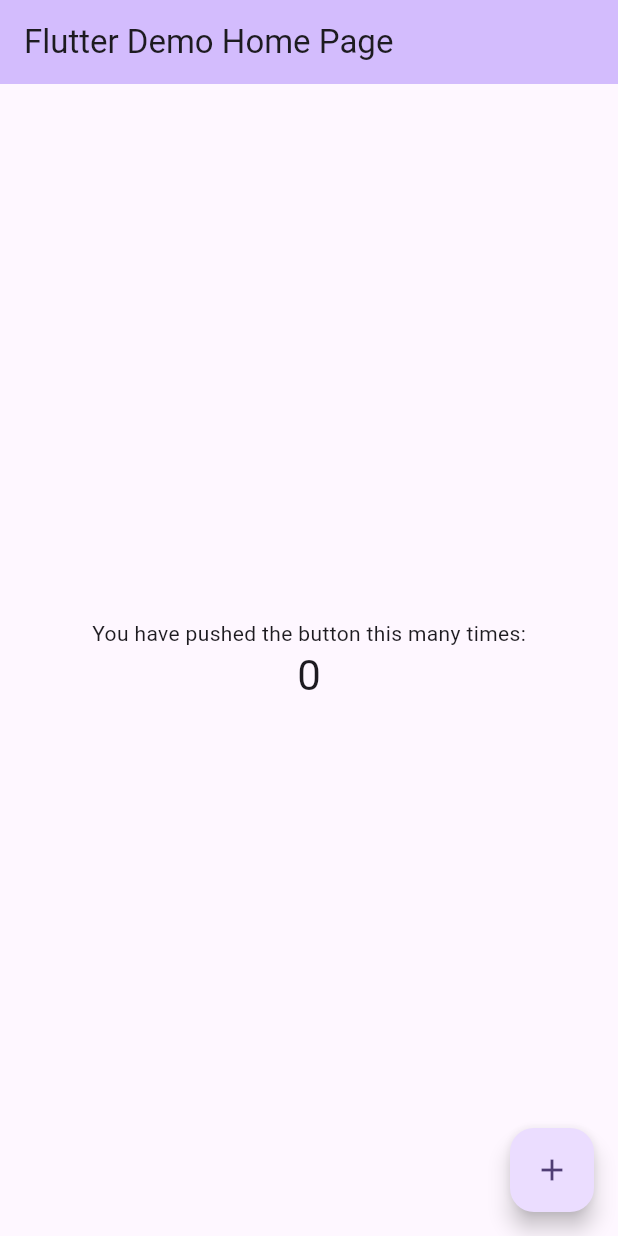
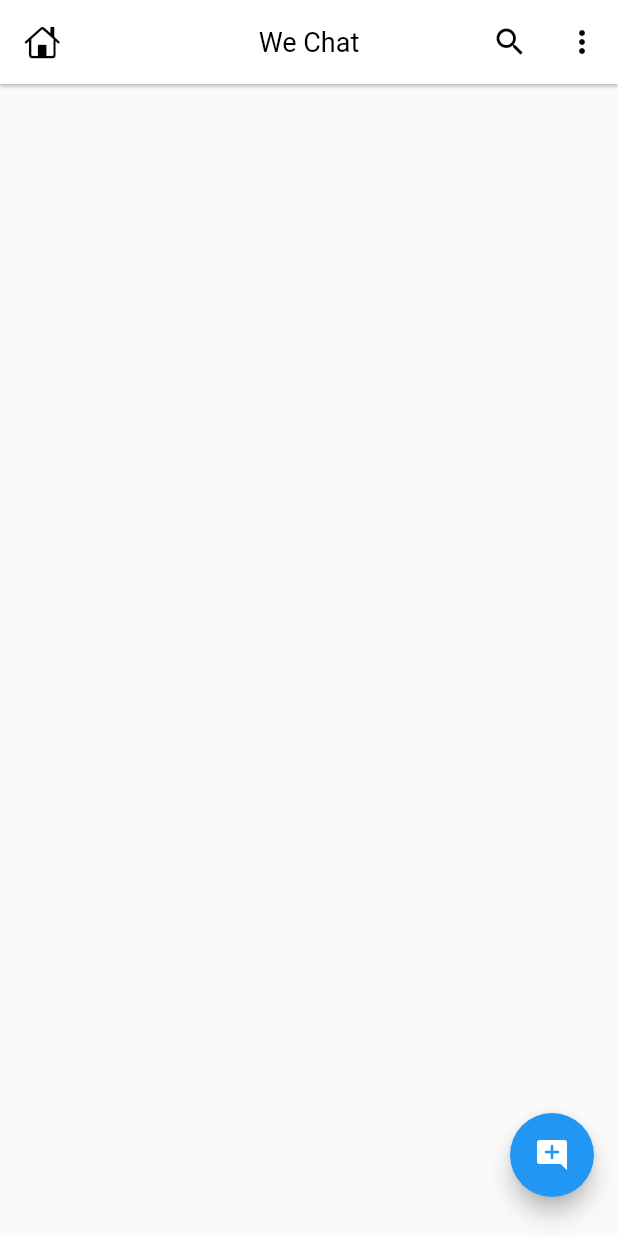
Before and after one commit to sangeeta2701/we-chat, a Flutter app: the screen it shows after launch, on a phone screen of 412 x 824 dp. Run offline on Flutter 3.47's test engine with Material 2 defaults, Android fonts, the phone set to English and light mode, and no system bars.

Commit message:
Home Screen Appbar

```diff
--- a/lib/main.dart
+++ b/lib/main.dart
@@ -1,4 +1,6 @@
 import 'package:flutter/material.dart';
+import 'package:we_chat_app/screens/home_screen.dart';
+import 'package:we_chat_app/utils/colors.dart';
 
 void main() {
   runApp(const MyApp());
@@ -11,115 +13,18 @@ class MyApp extends StatelessWidget {
   @override
   Widget build(BuildContext context) {
     return MaterialApp(
-      title: 'Flutter Demo',
+      debugShowCheckedModeBanner: false,
+      title: "We Chat",
       theme: ThemeData(
-        // This is the theme of your application.
-        //
-        // TRY THIS: Try running your application with "flutter run". You'll see
-        // the application has a blue toolbar. Then, without quitting the app,
-        // try changing the seedColor in the colorScheme below to Colors.green
-        // and then invoke "hot reload" (save your changes or press the "hot
-        // reload" button in a Flutter-supported IDE, or press "r" if you used
-        // the command line to start the app).
-        //
-        // Notice that the counter didn't reset back to zero; the application
-        // state is not lost during the reload. To reset the state, use hot
-        // restart instead.
-        //
-        // This works for code too, not just values: Most code changes can be
-        // tested with just a hot reload.
-        colorScheme: ColorScheme.fromSeed(seedColor: Colors.deepPurple),
-        useMaterial3: true,
+        appBarTheme: AppBarTheme(
+          backgroundColor: wColor,
+          centerTitle: true,
+        elevation: 1,
+        iconTheme: IconThemeData(color: bColor),
+        titleTextStyle: TextStyle(color: bColor,fontSize: 18,fontWeight: FontWeight.normal),
+        )
       ),
-      home: const MyHomePage(title: 'Flutter Demo Home Page'),
+      home: HomeScreen(),
     );
   }
 }
-
-class MyHomePage extends StatefulWidget {
-  const MyHomePage({super.key, required this.title});
-
-  // This widget is the home page of your application. It is stateful, meaning
-  // that it has a State object (defined below) that contains fields that affect
-  // how it looks.
-
-  // This class is the configuration for the state. It holds the values (in this
-  // case the title) provided by the parent (in this case the App widget) and
-  // used by the build method of the State. Fields in a Widget subclass are
-  // always marked "final".
-
-  final String title;
-
-  @override
-  State<MyHomePage> createState() => _MyHomePageState();
-}
-
-class _MyHomePageState extends State<MyHomePage> {
-  int _counter = 0;
-
-  void _incrementCounter() {
-    setState(() {
-      // This call to setState tells the Flutter framework that something has
-      // changed in this State, which causes it to rerun the build method below
-      // so that the display can reflect the updated values. If we changed
-      // _counter without calling setState(), then the build method would not be
-      // called again, and so nothing would appear to happen.
-      _counter++;
-    });
-  }
-
-  @override
-  Widget build(BuildContext context) {
-    // This method is rerun every time setState is called, for instance as done
-    // by the _incrementCounter method above.
-    //
-    // The Flutter framework has been optimized to make rerunning build methods
-    // fast, so that you can just rebuild anything that needs updating rather
-    // than having to individually change instances of widgets.
-    return Scaffold(
-      appBar: AppBar(
-        // TRY THIS: Try changing the color here to a specific color (to
-        // Colors.amber, perhaps?) and trigger a hot reload to see the AppBar
-        // change color while the other colors stay the same.
-        backgroundColor: Theme.of(context).colorScheme.inversePrimary,
-        // Here we take the value from the MyHomePage object that was created by
-        // the App.build method, and use it to set our appbar title.
-        title: Text(widget.title),
-      ),
-      body: Center(
-        // Center is a layout widget. It takes a single child and positions it
-        // in the middle of the parent.
-        child: Column(
-          // Column is also a layout widget. It takes a list of children and
-          // arranges them vertically. By default, it sizes itself to fit its
-          // children horizontally, and tries to be as tall as its parent.
-          //
-          // Column has various properties to control how it sizes itself and
-          // how it positions its children. Here we use mainAxisAlignment to
-          // center the children vertically; the main axis here is the vertical
-          // axis because Columns are vertical (the cross axis would be
-          // horizontal).
-          //
-          // TRY THIS: Invoke "debug painting" (choose the "Toggle Debug Paint"
-          // action in the IDE, or press "p" in the console), to see the
-          // wireframe for each widget.
-          mainAxisAlignment: MainAxisAlignment.center,
-          children: <Widget>[
-            const Text(
-              'You have pushed the button this many times:',
-            ),
-            Text(
-              '$_counter',
-              style: Theme.of(context).textTheme.headlineMedium,
-            ),
-          ],
-        ),
-      ),
-      floatingActionButton: FloatingActionButton(
-        onPressed: _incrementCounter,
-        tooltip: 'Increment',
-        child: const Icon(Icons.add),
-      ), // This trailing comma makes auto-formatting nicer for build methods.
-    );
-  }
-}
--- /dev/null
+++ b/lib/screens/home_screen.dart
@@ -0,0 +1,31 @@
+import 'package:flutter/cupertino.dart';
+import 'package:flutter/material.dart';
+import 'package:we_chat_app/utils/colors.dart';
+
+class HomeScreen extends StatefulWidget {
+  const HomeScreen({super.key});
+
+  @override
+  State<HomeScreen> createState() => _HomeScreenState();
+}
+
+class _HomeScreenState extends State<HomeScreen> {
+  @override
+  Widget build(BuildContext context) {
+    return Scaffold(
+      appBar: AppBar(
+        leading: Icon(CupertinoIcons.home),
+        title: Text("We Chat",),
+        actions: [
+          IconButton(onPressed: (){}, icon: Icon(Icons.search),),
+          IconButton(onPressed: (){}, icon: Icon(Icons.more_vert))
+        ],
+      ),
+      //floating button to add new user
+      floatingActionButton: Padding(
+        padding: const EdgeInsets.only(bottom: 10),
+        child: FloatingActionButton(onPressed: (){},child: Icon(Icons.add_comment_rounded),),
+      ),
+    );
+  }
+}
--- /dev/null
+++ b/lib/utils/colors.dart
@@ -0,0 +1,5 @@
+import 'package:flutter/material.dart';
+
+const wColor = Colors.white;
+const bColor = Colors.black;
+const gColor = Colors.grey;
```
